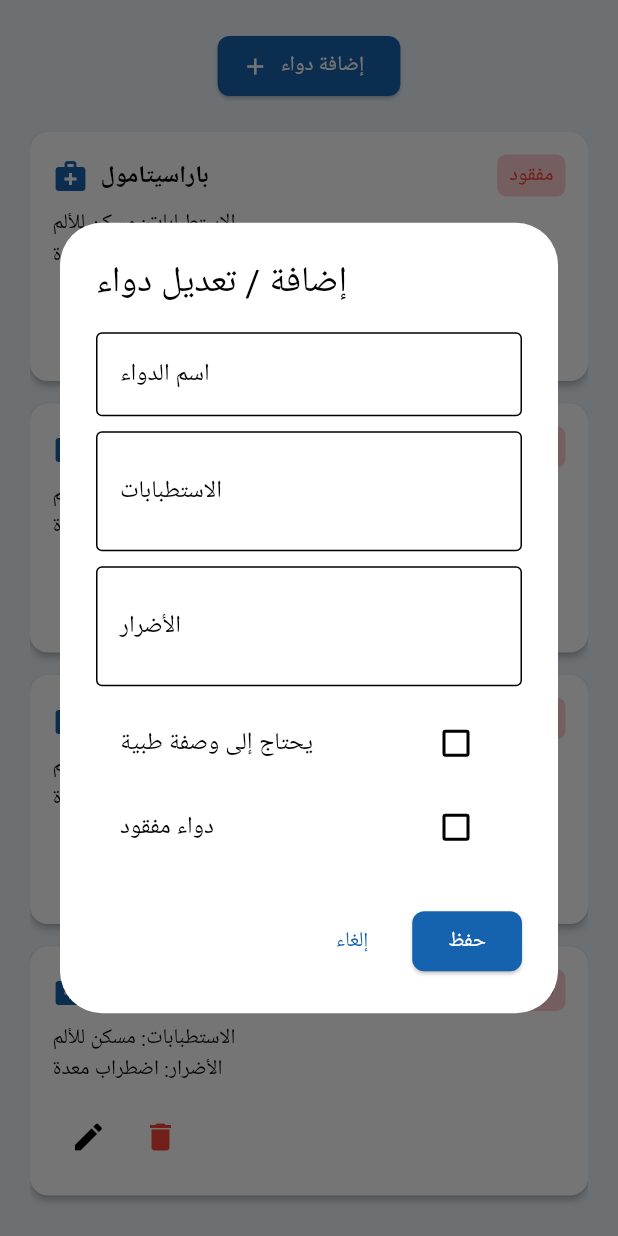
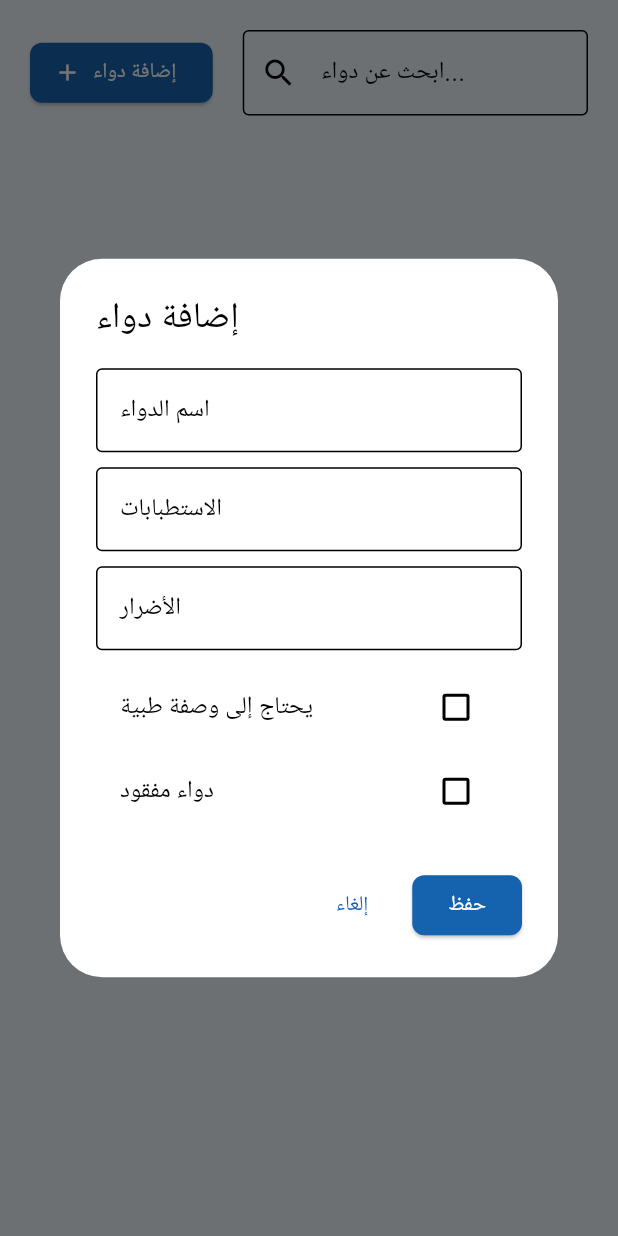
Before and after one commit to salimo2002/DashBoardDoctorApp, a Flutter app: the DrugsView widget shown alone on an empty page, opened directly, after a tap on "إضافة دواء", on a phone screen of 412 x 824 dp. Run offline on Flutter 3.47's test engine with Material 3 defaults, Android fonts, the phone set to English and light mode, and no system bars; our stand-ins replace flutter_bloc, supabase_flutter; accounts and stored records are empty.

Commit message:
Create Drug Service & cubit

```diff
--- a/lib/Models/drug_model.dart
+++ b/lib/Models/drug_model.dart
@@ -1,3 +1,23 @@
+class MissingPharmacyModel {
+  final int id;
+  final String pharmacyName;
+  final String pharmacyPhone;
+
+  MissingPharmacyModel({
+    required this.id,
+    required this.pharmacyName,
+    required this.pharmacyPhone,
+  });
+
+  factory MissingPharmacyModel.fromJson(Map<String, dynamic> json) {
+    return MissingPharmacyModel(
+      id: json['id'],
+      pharmacyName: json['pharmacy_name'] ?? '',
+      pharmacyPhone: json['pharmacy_phone'] ?? '',
+    );
+  }
+}
+
 class DrugModel {
   final int id;
   final String name;
@@ -5,6 +25,7 @@ class DrugModel {
   final String? risks;
   final bool requiresPrescription;
   final bool isRare;
+  final List<MissingPharmacyModel> pharmacies;
 
   DrugModel({
     required this.id,
@@ -13,14 +34,26 @@ class DrugModel {
     this.risks,
     required this.requiresPrescription,
     required this.isRare,
+    required this.pharmacies,
   });
 
-  factory DrugModel.fromJson(Map<String, dynamic> j) => DrugModel(
-        id: j['id'],
-        name: j['name'],
-        indications: j['indications'],
-        risks: j['risks'],
-        requiresPrescription: j['requires_prescription'] ?? false,
-        isRare: j['is_rare'] ?? false,
-      );
+  factory DrugModel.fromJson(Map<String, dynamic> json) {
+    List<MissingPharmacyModel> pharmacyList = [];
+
+    if (json['missing_drugs'] != null) {
+      pharmacyList = (json['missing_drugs'] as List)
+          .map((e) => MissingPharmacyModel.fromJson(e))
+          .toList();
+    }
+
+    return DrugModel(
+      id: json['id'],
+      name: json['name'],
+      indications: json['indications'],
+      risks: json['risks'],
+      requiresPrescription: json['requires_prescription'] ?? false,
+      isRare: json['is_rare'] ?? false,
+      pharmacies: pharmacyList,
+    );
+  }
 }
--- a/lib/Services/drug_service.dart
+++ b/lib/Services/drug_service.dart
@@ -2,28 +2,38 @@ import 'package:supabase_flutter/supabase_flutter.dart';
 import '../models/drug_model.dart';
 
 class DrugService {
-  static final _db = Supabase.instance.client;
+  static final SupabaseClient _db = Supabase.instance.client;
 
+  /// ✅ جلب جميع الأدوية مع الصيدليات
   static Future<List<DrugModel>> getAll() async {
-    final res = await _db.from('drugs').select().order('name');
-    return res.map((e) => DrugModel.fromJson(e)).toList();
+    final response = await _db
+        .from('drugs')
+        .select('*, missing_drugs(*)')
+        .order('name');
+
+    return response.map((e) => DrugModel.fromJson(e)).toList();
   }
 
+  /// ✅ إضافة دواء
   static Future<void> add({
     required String name,
     String? indications,
     String? risks,
-    bool requiresPrescription = false,
-    bool isRare = false,
+    required bool requiresPrescription,
+    required bool isRare,
     List<Map<String, String>>? missingPharmacies,
   }) async {
-    final inserted = await _db.from('drugs').insert({
-      'name': name,
-      'indications': indications,
-      'risks': risks,
-      'requires_prescription': requiresPrescription,
-      'is_rare': isRare,
-    }).select().single();
+    final inserted = await _db
+        .from('drugs')
+        .insert({
+          'name': name,
+          'indications': indications,
+          'risks': risks,
+          'requires_prescription': requiresPrescription,
+          'is_rare': isRare,
+        })
+        .select()
+        .single();
 
     if (isRare && missingPharmacies != null) {
       for (var p in missingPharmacies) {
@@ -36,11 +46,40 @@ class DrugService {
     }
   }
 
-  static Future<void> update(int id, Map<String, dynamic> data) async {
-    await _db.from('drugs').update(data).eq('id', id);
+  /// ✅ تحديث دواء
+  static Future<void> update({
+    required int id,
+    required String name,
+    String? indications,
+    String? risks,
+    required bool requiresPrescription,
+    required bool isRare,
+    List<Map<String, String>>? missingPharmacies,
+  }) async {
+    await _db.from('drugs').update({
+      'name': name,
+      'indications': indications,
+      'risks': risks,
+      'requires_prescription': requiresPrescription,
+      'is_rare': isRare,
+    }).eq('id', id);
+
+    await _db.from('missing_drugs').delete().eq('drug_id', id);
+
+    if (isRare && missingPharmacies != null) {
+      for (var p in missingPharmacies) {
+        await _db.from('missing_drugs').insert({
+          'drug_id': id,
+          'pharmacy_name': p['name'],
+          'pharmacy_phone': p['phone'],
+        });
+      }
+    }
   }
 
+  /// ✅ حذف دواء
   static Future<void> delete(int id) async {
+    await _db.from('missing_drugs').delete().eq('drug_id', id);
     await _db.from('drugs').delete().eq('id', id);
   }
 }
--- /dev/null
+++ b/lib/cubits/DrugCubit/drugs_state.dart
@@ -0,0 +1,17 @@
+import 'package:dashboard_doctor_app/models/drug_model.dart';
+
+abstract class DrugsState {}
+
+class DrugsInitial extends DrugsState {}
+
+class DrugsLoading extends DrugsState {}
+
+class DrugsLoaded extends DrugsState {
+  final List<DrugModel> drugs;
+  DrugsLoaded(this.drugs);
+}
+
+class DrugsError extends DrugsState {
+  final String message;
+  DrugsError(this.message);
+}
--- a/lib/views/drugs_view.dart
+++ b/lib/views/drugs_view.dart
@@ -1,16 +1,27 @@
+import 'package:dashboard_doctor_app/cubits/DrugCubit/drugs_cubit.dart';
+import 'package:dashboard_doctor_app/cubits/DrugCubit/drugs_state.dart';
 import 'package:flutter/material.dart';
+import 'package:flutter_bloc/flutter_bloc.dart';
+import '../models/drug_model.dart';
 
 class DrugsView extends StatefulWidget {
   const DrugsView({super.key});
+
   @override
   State<DrugsView> createState() => _DrugsViewState();
 }
 
 class _DrugsViewState extends State<DrugsView> {
-  void _openAddDialog() =>
-      showDialog(context: context, builder: (_) => const AddDrugDialog());
-  void _openEditDialog() =>
-      showDialog(context: context, builder: (_) => const AddDrugDialog());
+  final TextEditingController searchController =
+      TextEditingController();
+
+  String searchQuery = "";
+
+  @override
+  void dispose() {
+    searchController.dispose();
+    super.dispose();
+  }
 
   @override
   Widget build(BuildContext context) {
@@ -18,119 +29,275 @@ class _DrugsViewState extends State<DrugsView> {
       padding: const EdgeInsets.all(20),
       child: Column(
         children: [
+          Row(
+            children: [
               ElevatedButton.icon(
-            onPressed: _openAddDialog,
+                onPressed: () {
+                  showDialog(
+                    context: context,
+                    builder: (_) =>
+                        const AddDrugDialog(),
+                  );
+                },
                 icon: const Icon(Icons.add),
                 label: const Text("إضافة دواء"),
               ),
+              const SizedBox(width: 20),
+              Expanded(
+                child: TextField(
+                  controller: searchController,
+                  decoration: const InputDecoration(
+                    hintText: "ابحث عن دواء...",
+                    border: OutlineInputBorder(),
+                    prefixIcon: Icon(Icons.search),
+                  ),
+                  onChanged: (value) {
+                    setState(() {
+                      searchQuery =
+                          value.trim().toLowerCase();
+                    });
+                  },
+                ),
+              ),
+            ],
+          ),
           const SizedBox(height: 20),
           Expanded(
-            child: ListView.builder(
-              itemCount: 5,
-              itemBuilder: (context, index) => Card(
+            child:
+                BlocBuilder<DrugsCubit, DrugsState>(
+              builder: (context, state) {
+                if (state is DrugsLoading) {
+                  return const Center(
+                      child:
+                          CircularProgressIndicator());
+                }
+
+                if (state is DrugsError) {
+                  return Center(
+                      child:
+                          Text("خطأ: ${state.message}"));
+                }
+
+                if (state is DrugsLoaded) {
+                  final drugs = state.drugs;
+
+                  final filteredDrugs =
+                      drugs.where((drug) {
+                    return drug.name
+                        .toLowerCase()
+                        .contains(searchQuery);
+                  }).toList();
+
+                  if (filteredDrugs.isEmpty) {
+                    return const Center(
+                        child: Text("لا توجد نتائج"));
+                  }
+
+                  return ListView.builder(
+                    itemCount:
+                        filteredDrugs.length,
+                    itemBuilder: (context,
+                        index) {
+                      final drug =
+                          filteredDrugs[index];
+                      return _buildDrugCard(
+                          context, drug);
+                    },
+                  );
+                }
+
+                return const SizedBox();
+              },
+            ),
+          ),
+        ],
+      ),
+    );
+  }
+
+  Widget _buildDrugCard(
+      BuildContext context, DrugModel drug) {
+    return Card(
       margin: const EdgeInsets.only(bottom: 15),
       elevation: 2,
       child: Padding(
         padding: const EdgeInsets.all(15),
         child: Column(
-                    crossAxisAlignment: CrossAxisAlignment.start,
+          crossAxisAlignment:
+              CrossAxisAlignment.start,
           children: [
             Row(
               children: [
                 const Icon(
                     Icons.medical_services,
-                            color: Color(0xff1562AE),
-                          ),
+                    color: Color(0xff1562AE)),
                 const SizedBox(width: 8),
-                          const Text(
-                            "باراسيتامول",
-                            style: TextStyle(
+                Text(
+                  drug.name,
+                  style: const TextStyle(
                       fontSize: 16,
-                              fontWeight: FontWeight.bold,
-                            ),
+                      fontWeight:
+                          FontWeight.bold),
                 ),
                 const Spacer(),
+                if (drug.isRare)
                   Container(
-                            padding: const EdgeInsets.symmetric(
+                    padding:
+                        const EdgeInsets
+                            .symmetric(
                       horizontal: 8,
                       vertical: 4,
                     ),
                     decoration: BoxDecoration(
-                              color: Colors.red.shade100,
-                              borderRadius: BorderRadius.circular(6),
+                      color:
+                          Colors.red.shade100,
+                      borderRadius:
+                          BorderRadius
+                              .circular(6),
                     ),
                     child: const Text(
                       "مفقود",
-                              style: TextStyle(color: Colors.red),
+                      style: TextStyle(
+                          color: Colors.red),
                     ),
                   ),
               ],
             ),
             const SizedBox(height: 8),
-                      const Text("الاستطبابات: مسكن للألم"),
-                      const Text("الأضرار: اضطراب معدة"),
+            if (drug.indications != null)
+              Text(
+                  "الاستطبابات: ${drug.indications}"),
+            if (drug.risks != null)
+              Text(
+                "الأضرار: ${drug.risks}",
+                style: const TextStyle(
+                    color: Colors.red),
+              ),
             const SizedBox(height: 10),
             Row(
               children: [
                 IconButton(
-                            onPressed: _openEditDialog,
-                            icon: const Icon(Icons.edit),
+                  onPressed: () {
+                    showDialog(
+                      context: context,
+                      builder: (_) =>
+                          AddDrugDialog(
+                              drug: drug),
+                    );
+                  },
+                  icon:
+                      const Icon(Icons.edit),
                 ),
                 IconButton(
-                            onPressed: () {},
-                            icon: const Icon(Icons.delete, color: Colors.red),
+                  onPressed: () {
+                    context
+                        .read<
+                            DrugsCubit>()
+                        .deleteDrug(
+                            drug.id);
+                  },
+                  icon: const Icon(
+                      Icons.delete,
+                      color: Colors.red),
                 ),
               ],
             ),
           ],
         ),
       ),
-              ),
-            ),
-          ),
-        ],
-      ),
     );
   }
 }
+class AddDrugDialog extends StatefulWidget {
+  final DrugModel? drug;
 
-class AddDrugDialog extends StatefulWidget {
-  const AddDrugDialog({super.key});
+  const AddDrugDialog({super.key, this.drug});
+
   @override
   State<AddDrugDialog> createState() => _AddDrugDialogState();
 }
 
 class _AddDrugDialogState extends State<AddDrugDialog> {
+  late TextEditingController name;
+  late TextEditingController indications;
+  late TextEditingController risks;
+  late TextEditingController pharmacyName;
+  late TextEditingController pharmacyPhone;
+
   bool requiresPrescription = false;
   bool isMissing = false;
 
   @override
+  void initState() {
+    super.initState();
+
+    name = TextEditingController(text: widget.drug?.name ?? "");
+    indications = TextEditingController(text: widget.drug?.indications ?? "");
+    risks = TextEditingController(text: widget.drug?.risks ?? "");
+    pharmacyName = TextEditingController();
+    pharmacyPhone = TextEditingController();
+
+    requiresPrescription = widget.drug?.requiresPrescription ?? false;
+    isMissing = widget.drug?.isRare ?? false;
+  }
+
+  void _save() {
+    final cubit = context.read<DrugsCubit>();
+
+    if (widget.drug == null) {
+      cubit.addDrug(
+        name: name.text.trim(),
+        indications: indications.text.trim(),
+        risks: risks.text.trim(),
+        requiresPrescription: requiresPrescription,
+        isRare: isMissing,
+        pharmacyName: isMissing ? pharmacyName.text.trim() : null,
+        pharmacyPhone: isMissing ? pharmacyPhone.text.trim() : null,
+      );
+    } else {
+      cubit.updateDrug(
+        id: widget.drug!.id,
+        name: name.text.trim(),
+        indications: indications.text.trim(),
+        risks: risks.text.trim(),
+        requiresPrescription: requiresPrescription,
+        isRare: isMissing,
+        pharmacyName: isMissing ? pharmacyName.text.trim() : null,
+        pharmacyPhone: isMissing ? pharmacyPhone.text.trim() : null,
+      );
+    }
+
+    Navigator.pop(context);
+  }
+
+  @override
   Widget build(BuildContext context) {
     return AlertDialog(
-      title: const Text("إضافة / تعديل دواء"),
+      title: Text(widget.drug == null ? "إضافة دواء" : "تعديل دواء"),
       content: SizedBox(
         width: 500,
         child: SingleChildScrollView(
           child: Column(
             children: [
-              const TextField(
-                decoration: InputDecoration(
+              TextField(
+                controller: name,
+                decoration: const InputDecoration(
                   labelText: "اسم الدواء",
                   border: OutlineInputBorder(),
                 ),
               ),
               const SizedBox(height: 10),
-              const TextField(
-                maxLines: 2,
-                decoration: InputDecoration(
+              TextField(
+                controller: indications,
+                decoration: const InputDecoration(
                   labelText: "الاستطبابات",
                   border: OutlineInputBorder(),
                 ),
               ),
               const SizedBox(height: 10),
-              const TextField(
-                maxLines: 2,
-                decoration: InputDecoration(
+              TextField(
+                controller: risks,
+                decoration: const InputDecoration(
                   labelText: "الأضرار",
                   border: OutlineInputBorder(),
                 ),
@@ -150,20 +317,17 @@ class _AddDrugDialogState extends State<AddDrugDialog> {
               if (isMissing) ...[
                 const Divider(),
                 const SizedBox(height: 10),
-                const Text(
-                  "بيانات الصيدلية المتوفرة",
-                  style: TextStyle(fontWeight: FontWeight.bold),
-                ),
-                const SizedBox(height: 10),
-                const TextField(
-                  decoration: InputDecoration(
+                TextField(
+                  controller: pharmacyName,
+                  decoration: const InputDecoration(
                     labelText: "اسم الصيدلية",
                     border: OutlineInputBorder(),
                   ),
                 ),
                 const SizedBox(height: 10),
-                const TextField(
-                  decoration: InputDecoration(
+                TextField(
+                  controller: pharmacyPhone,
+                  decoration: const InputDecoration(
                     labelText: "رقم الصيدلية",
                     border: OutlineInputBorder(),
                   ),
@@ -178,7 +342,7 @@ class _AddDrugDialogState extends State<AddDrugDialog> {
           onPressed: () => Navigator.pop(context),
           child: const Text("إلغاء"),
         ),
-        ElevatedButton(onPressed: () {}, child: const Text("حفظ")),
+        ElevatedButton(onPressed: _save, child: const Text("حفظ")),
       ],
     );
   }
--- a/pubspec.yaml
+++ b/pubspec.yaml
@@ -35,6 +35,7 @@ dependencies:
   # Use with the CupertinoIcons class for iOS style icons.
   cupertino_icons: ^1.0.8
   supabase_flutter: ^2.16.0
+  flutter_bloc: ^9.1.1
 
 dev_dependencies:
   flutter_test:
```
Also changed, not shown: lib/cubits/DrugCubit/drugs_cubit.dart (added, +80 -0 lines), lib/main.dart (+14 -5 lines), pubspec.lock. Lines whose indentation alone changed are shown as unchanged.
